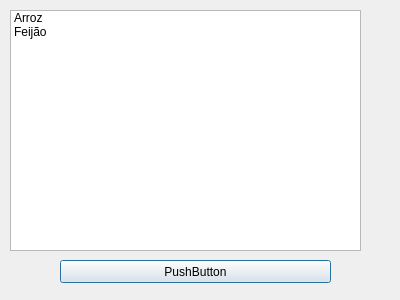
Before: the Qt Designer form terca1.ui in UnPComp2013/Grupo2, drawn with Qt 5.
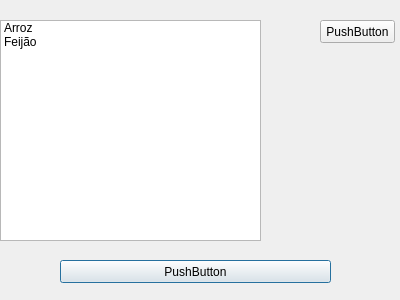
After: the same form once the commit is applied.

Patch:
```diff
--- a/terca1.ui
+++ b/terca1.ui
@@ -16,10 +16,10 @@
   <widget class="QListWidget" name="listWidget">
    <property name="geometry">
     <rect>
-     <x>10</x>
-     <y>10</y>
-     <width>351</width>
-     <height>241</height>
+     <x>0</x>
+     <y>20</y>
+     <width>261</width>
+     <height>221</height>
     </rect>
    </property>
    <item>
@@ -46,6 +46,19 @@
     <string>PushButton</string>
    </property>
   </widget>
+  <widget class="QPushButton" name="pushButton_2">
+   <property name="geometry">
+    <rect>
+     <x>320</x>
+     <y>20</y>
+     <width>75</width>
+     <height>23</height>
+    </rect>
+   </property>
+   <property name="text">
+    <string>PushButton</string>
+   </property>
+  </widget>
  </widget>
  <resources/>
  <connections>
```
